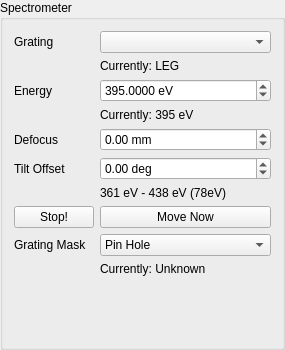
The window that source/ui/REIXS/REIXSXESSpectrometerControlEditor.ui (acquaman/acquaman) describes before a commit, drawn with Qt 5.
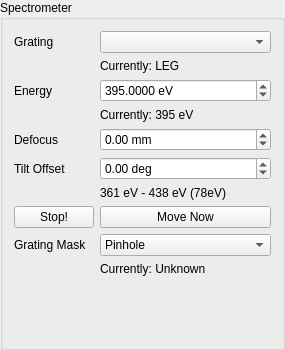
The same window after the commit. Icons and pictures are not drawn.

Commit message: Update spectrometer mask control positions.

Patch:
```diff
--- a/source/ui/REIXS/REIXSXESSpectrometerControlEditor.ui
+++ b/source/ui/REIXS/REIXSXESSpectrometerControlEditor.ui
@@ -168,7 +168,7 @@
     <widget class="QComboBox" name="maskComboBox">
      <item>
       <property name="text">
-       <string>Pin Hole</string>
+       <string>Pinhole</string>
       </property>
      </item>
      <item>
```
Left out of the diff: 17 changed lines with no effect on the pictures. The commit also changes 1 other file.
